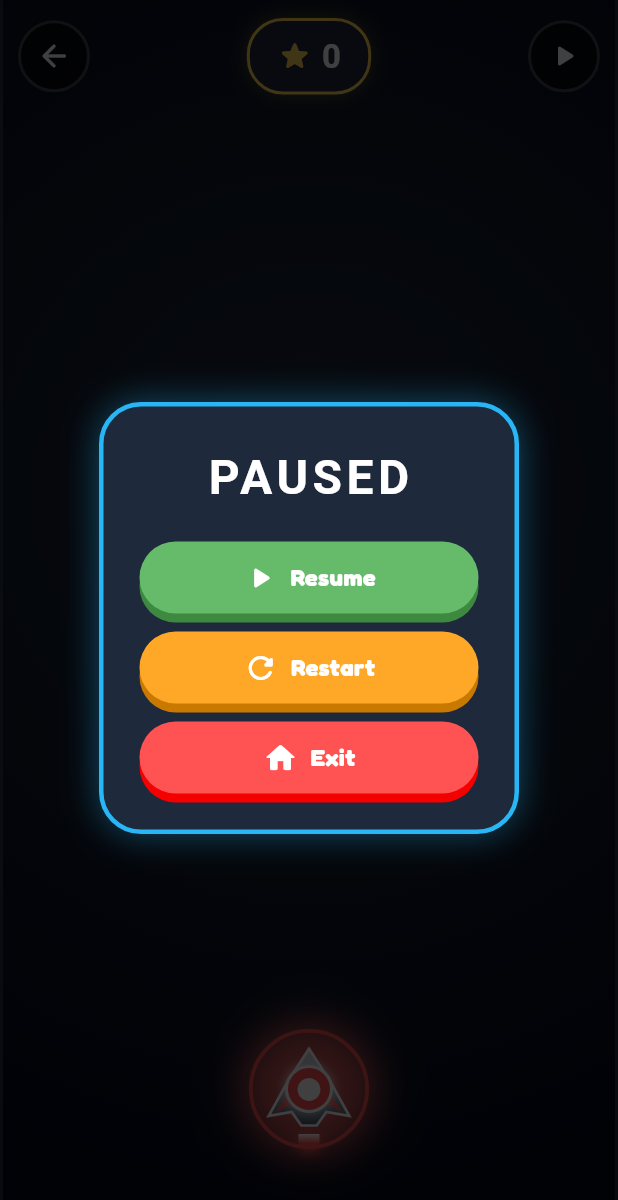
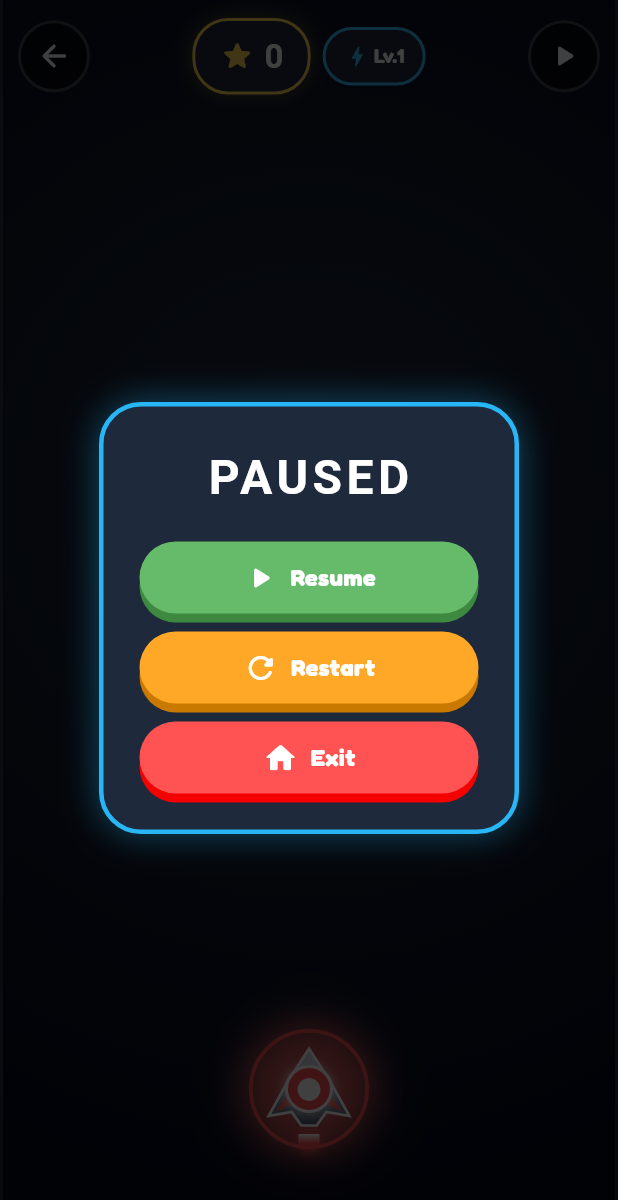
Before and after one commit to viswajithcn/wonderplay-arcade, a Flutter app: the ColorSwitchCourierScreen screen opened directly, after a tap on the "pause" icon, on a phone screen of 412 x 824 dp. Shown: the top 1200 px of the screen. Run offline on Flutter 3.47's test engine with Material 3 defaults, Android fonts, the phone set to English and light mode, and no system bars; our stand-ins replace audioplayers, confetti, google_fonts, shared_preferences; missing offline and left inert: flame; accounts and stored records are empty.

Commit message:
Add 10-round progressive speed tiers and Speed Up milestone banner to Color Switch Courier

```diff
--- a/lib/games/color_switch_courier/models/laser_gate.dart
+++ b/lib/games/color_switch_courier/models/laser_gate.dart
@@ -31,6 +31,28 @@ class LaserGate {
     return speed > maxSpeed ? maxSpeed : speed;
   }
 
+  /// Returns the 1-indexed speed tier that increases every 10 rounds (0-9 -> Lv 1, 10-19 -> Lv 2, etc.).
+  static int speedTierForScore(int score) {
+    final safeScore = score < 0 ? 0 : score;
+    return (safeScore ~/ 10) + 1;
+  }
+
+  /// Calculates progressive gate speed with a noticeable step-up every 10 rounds,
+  /// plus smooth per-round scaling up to maxSpeed.
+  static double calculateProgressiveSpeed(
+    int score, {
+    double baseSpeed = 180.0,
+    double tierStepBoost = 45.0,
+    double perRoundBoost = 2.5,
+    double maxSpeed = 520.0,
+  }) {
+    final safeScore = score < 0 ? 0 : score;
+    final tierIndex = safeScore ~/ 10;
+    final speed =
+        baseSpeed + (tierIndex * tierStepBoost) + (safeScore * perRoundBoost);
+    return speed > maxSpeed ? maxSpeed : speed;
+  }
+
   /// Advances the gate position based on delta time (seconds).
   void update(double dt) {
     y += speed * dt;
--- a/lib/games/color_switch_courier/views/color_switch_courier_screen.dart
+++ b/lib/games/color_switch_courier/views/color_switch_courier_screen.dart
@@ -100,6 +100,7 @@ class ColorSwitchCourierScreenState extends State<ColorSwitchCourierScreen>
   @override
   void dispose() {
     _flashTimer?.cancel();
+    _speedUpBannerTimer?.cancel();
     _gameLoopController.removeListener(_onGameLoopTick);
     _gameLoopController.stop();
     _gameLoopController.dispose();
@@ -154,14 +155,29 @@ class ColorSwitchCourierScreenState extends State<ColorSwitchCourierScreen>
     }
   }
 
+  Timer? _speedUpBannerTimer;
+  String? _speedUpBannerText;
+
+  int get speedTier => LaserGate.speedTierForScore(_score);
+
+  double _getBaseSpeedForDifficulty() {
+    return switch (widget.difficulty) {
+      GameDifficulty.easy => 160.0,
+      GameDifficulty.medium => 180.0,
+      GameDifficulty.hard => 200.0,
+    };
+  }
+
   double _getSpawnInterval() {
     final baseInterval = switch (widget.difficulty) {
-      GameDifficulty.easy => 2.3,
+      GameDifficulty.easy => 2.2,
       GameDifficulty.medium => 1.85,
       GameDifficulty.hard => 1.5,
     };
-    final scaled = baseInterval - (_score * 0.015);
-    return scaled.clamp(1.15, 2.6);
+    final tierIndex = _score ~/ 10;
+    // Step down spawn interval noticeably every 10 rounds + per-round tightening
+    final scaled = baseInterval - (tierIndex * 0.20) - (_score * 0.012);
+    return scaled.clamp(0.75, 2.5);
   }
 
   /// Spawns a new laser gate at the top of the track.
@@ -169,11 +185,9 @@ class ColorSwitchCourierScreenState extends State<ColorSwitchCourierScreen>
     _gateCounter++;
     final assignedColor = color ?? _chooseNextGateColor();
     final gateSpeed = speed ??
-        LaserGate.calculateSpeed(
+        LaserGate.calculateProgressiveSpeed(
           _score,
-          baseSpeed: widget.difficulty == GameDifficulty.easy
-              ? 160.0
-              : (widget.difficulty == GameDifficulty.hard ? 200.0 : 180.0),
+          baseSpeed: _getBaseSpeedForDifficulty(),
         );
 
     final gate = LaserGate(
@@ -214,7 +228,23 @@ class ColorSwitchCourierScreenState extends State<ColorSwitchCourierScreen>
           if (_score > _highScore) {
             _highScore = _score;
           }
+
+          // Every 10 rounds: boost speed tier and notify player!
+          if (_score > 0 && _score % 10 == 0) {
+            final newSpeed = LaserGate.calculateProgressiveSpeed(
+              _score,
+              baseSpeed: _getBaseSpeedForDifficulty(),
+            );
+            for (final activeGate in _gates) {
+              if (!activeGate.isPassed && activeGate.speed < newSpeed) {
+                activeGate.speed = newSpeed;
+              }
+            }
+            AudioController().playCelebrate();
+            _triggerSpeedUpBanner(speedTier);
+          } else {
             AudioController().playCorrect();
+          }
           _triggerMatchFlash();
         } else {
           // Color Mismatch! Game Over!
@@ -223,6 +253,19 @@ class ColorSwitchCourierScreenState extends State<ColorSwitchCourierScreen>
         }
       }
     }
+  }
+
+  void _triggerSpeedUpBanner(int newTier) {
+    if (!mounted) return;
+    _speedUpBannerTimer?.cancel();
+    setState(() {
+      _speedUpBannerText = '⚡ SPEED UP! LEVEL $newTier ⚡';
+    });
+    _speedUpBannerTimer = Timer(const Duration(milliseconds: 1600), () {
+      if (mounted) {
+        setState(() => _speedUpBannerText = null);
+      }
+    });
   }
 
   void _triggerMatchFlash() {
@@ -265,9 +308,11 @@ class ColorSwitchCourierScreenState extends State<ColorSwitchCourierScreen>
   /// Restarts the game session.
   void restartGame() {
     _flashTimer?.cancel();
+    _speedUpBannerTimer?.cancel();
     if (!mounted) return;
     setState(() {
       _matchFlash = false;
+      _speedUpBannerText = null;
       _score = 0;
       _gates.clear();
       _isGameOver = false;
@@ -407,6 +452,44 @@ class ColorSwitchCourierScreenState extends State<ColorSwitchCourierScreen>
                     // Top HUD
                     _buildTopHUD(),
 
+                    // 10-Round Speed Up Milestone Banner
+                    if (_speedUpBannerText != null && !_isGameOver)
+                      Positioned(
+                        top: 76.0,
+                        left: 16.0,
+                        right: 16.0,
+                        child: Center(
+                          child: Container(
+                            padding: const EdgeInsets.symmetric(
+                              horizontal: 18.0,
+                              vertical: 8.0,
+                            ),
+                            decoration: BoxDecoration(
+                              gradient: const LinearGradient(
+                                colors: [Color(0xFFFF6D00), Color(0xFFFFD600)],
+                              ),
+                              borderRadius: BorderRadius.circular(24.0),
+                              border: Border.all(color: Colors.white, width: 2.0),
+                              boxShadow: [
+                                BoxShadow(
+                                  color: const Color(0xFFFFAB00).withValues(alpha: 0.6),
+                                  blurRadius: 16.0,
+                                  spreadRadius: 2.0,
+                                ),
+                              ],
+                            ),
+                            child: Text(
+                              _speedUpBannerText!,
+                              style: AppTheme.headingFont.copyWith(
+                                color: Colors.white,
+                                fontSize: 15.0,
+                                letterSpacing: 1.2,
+                              ),
+                            ),
+                          ),
+                        ),
+                      ),
+
                     // Bottom helper prompt (visible during initial learning)
                     if (_score < 3 && !_isGameOver && !_isPaused)
                       Positioned(
@@ -514,10 +597,13 @@ class ColorSwitchCourierScreenState extends State<ColorSwitchCourierScreen>
             ),
           ),
 
-          // Score Badge
+          // Score & Speed Level Badges
+          Row(
+            mainAxisSize: MainAxisSize.min,
+            children: [
               Container(
                 padding: const EdgeInsets.symmetric(
-              horizontal: 18.0,
+                  horizontal: 16.0,
                   vertical: 8.0,
                 ),
                 decoration: BoxDecoration(
@@ -552,6 +638,46 @@ class ColorSwitchCourierScreenState extends State<ColorSwitchCourierScreen>
                     ),
                   ],
                 ),
+              ),
+              const SizedBox(width: 8.0),
+              Container(
+                padding: const EdgeInsets.symmetric(
+                  horizontal: 12.0,
+                  vertical: 8.0,
+                ),
+                decoration: BoxDecoration(
+                  color: const Color(0xFF1E293B),
+                  borderRadius: BorderRadius.circular(20.0),
+                  border: Border.all(
+                    color: speedTier > 1
+                        ? const Color(0xFFFF9100)
+                        : const Color(0xFF38BDF8),
+                    width: 2.0,
+                  ),
+                ),
+                child: Row(
+                  mainAxisSize: MainAxisSize.min,
+                  children: [
+                    Icon(
+                      Icons.bolt_rounded,
+                      color: speedTier > 1
+                          ? const Color(0xFFFFAB00)
+                          : const Color(0xFF38BDF8),
+                      size: 18.0,
+                    ),
+                    const SizedBox(width: 2.0),
+                    Text(
+                      'Lv.$speedTier',
+                      style: AppTheme.bodyFont.copyWith(
+                        color: Colors.white,
+                        fontSize: 13.0,
+                        fontWeight: FontWeight.bold,
+                      ),
+                    ),
+                  ],
+                ),
+              ),
+            ],
           ),
 
           // Pause button
```
Lines whose indentation alone changed are shown as unchanged.
